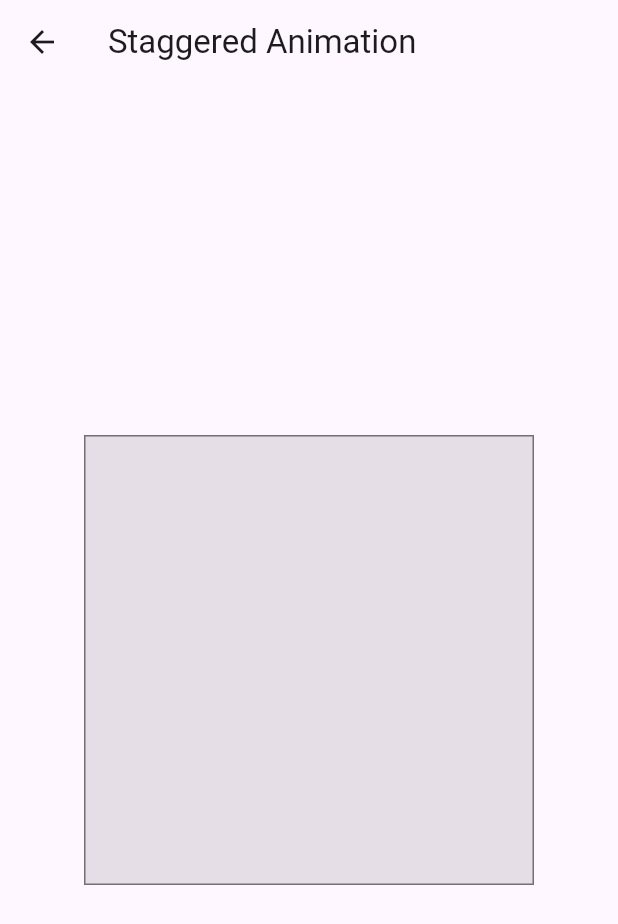
After one commit to OlehChornyi/animations_flutter, a Flutter app: the StaggerDemo screen opened directly, on a phone screen of 412 x 824 dp. The commit adds this screen. Shown: the top 924 px of the screen. Run offline on Flutter 3.47's test engine with Material 3 defaults, Android fonts, the phone set to English and light mode, and no system bars.

Commit message:
2nd: staggered animation

```diff
--- /dev/null
+++ b/lib/explicit_animations/2_staggered_animation.dart
@@ -0,0 +1,140 @@
+import 'package:flutter/material.dart';
+
+class StaggerAnimation extends StatelessWidget {
+  StaggerAnimation({super.key, required this.controller})
+    : opacity = Tween<double>(begin: 0.0, end: 1.0).animate(
+        CurvedAnimation(
+          parent: controller,
+          curve: const Interval(0.0, 0.100, curve: Curves.ease),
+        ),
+      ),
+
+      width = Tween<double>(begin: 50.0, end: 150.0).animate(
+        CurvedAnimation(
+          parent: controller,
+          curve: const Interval(0.125, 0.250, curve: Curves.ease),
+        ),
+      ),
+
+      height = Tween<double>(begin: 50.0, end: 150.0).animate(
+        CurvedAnimation(
+          parent: controller,
+          curve: const Interval(0.250, 0.375, curve: Curves.ease),
+        ),
+      ),
+
+      padding = EdgeInsetsTween(
+        begin: EdgeInsets.all(10.0),
+        end: EdgeInsets.all(80),
+      ).animate(
+        CurvedAnimation(
+          parent: controller,
+          curve: const Interval(0.250, 0.375, curve: Curves.ease),
+        ),
+      ),
+
+      borderRadius = BorderRadiusTween(
+        begin: BorderRadius.circular(4),
+        end: BorderRadius.circular(75),
+      ).animate(
+        CurvedAnimation(
+          parent: controller,
+          curve: const Interval(0.375, 0.500, curve: Curves.ease),
+        ),
+      ),
+
+      color = ColorTween(
+        begin: Color.fromARGB(255, 59, 7, 230),
+        end: Color.fromARGB(255, 226, 6, 6),
+      ).animate(
+        CurvedAnimation(
+          parent: controller,
+          curve: const Interval(0.500, 0.750, curve: Curves.ease),
+        ),
+      );
+
+  final AnimationController controller;
+  final Animation<double> opacity;
+  final Animation<double> width;
+  final Animation<double> height;
+  final Animation<EdgeInsets> padding;
+  final Animation<BorderRadius?> borderRadius;
+  final Animation<Color?> color;
+
+  Widget _buildAnimation(BuildContext context, Widget? child) {
+    return Container(
+      padding: padding.value,
+      alignment: Alignment.bottomCenter,
+      child: Opacity(
+        opacity: opacity.value,
+        child: Container(
+          width: width.value,
+          height: height.value,
+          decoration: BoxDecoration(
+            color: color.value,
+            border: Border.all(color: Colors.indigo[300]!, width: 3),
+            borderRadius: borderRadius.value,
+          ),
+        ),
+      ),
+    );
+  }
+
+  @override
+  Widget build(BuildContext context) {
+    return AnimatedBuilder(builder: _buildAnimation, animation: controller);
+  }
+}
+
+class StaggerDemo extends StatefulWidget {
+  @override
+  State<StaggerDemo> createState() => _StaggerDemoState();
+}
+
+class _StaggerDemoState extends State<StaggerDemo>
+    with TickerProviderStateMixin {
+  late AnimationController _controller;
+
+  @override
+  void initState() {
+    super.initState();
+
+    _controller = AnimationController(
+      duration: const Duration(milliseconds: 2000),
+      vsync: this,
+    );
+  }
+
+  Future<void> _playAnimation() async {
+    try {
+      await _controller.forward().orCancel;
+      await _controller.reverse().orCancel;
+    } on TickerCanceled {
+      // The animation got canceled, probably because it was disposed of.
+    }
+  }
+
+  @override
+  Widget build(BuildContext context) {
+    return Scaffold(
+      appBar: AppBar(title: const Text('Staggered Animation')),
+      body: GestureDetector(
+        behavior: HitTestBehavior.opaque,
+        onTap: () {
+          _playAnimation();
+        },
+        child: Center(
+          child: Container(
+            width: 300,
+            height: 300,
+            decoration: BoxDecoration(
+              color: Colors.black.withValues(alpha: 0.1),
+              border: Border.all(color: Colors.black.withValues(alpha: 0.5)),
+            ),
+            child: StaggerAnimation(controller: _controller),
+          ),
+        ),
+      ),
+    );
+  }
+}
--- a/lib/pages/explicit_animations.dart
+++ b/lib/pages/explicit_animations.dart
@@ -1,4 +1,5 @@
 import 'package:animations_flutter/explicit_animations/1_explicit_animation.dart';
+import 'package:animations_flutter/explicit_animations/2_staggered_animation.dart';
 import 'package:flutter/material.dart';
 
 class ExplicitAnimations extends StatefulWidget {
@@ -28,6 +29,10 @@ class _ExplicitAnimationsState extends State<ExplicitAnimations> {
               onPressed: () => navigator(context, const ExplicitAnimation()),
               child: Text('Explitit Animation'),
             ),
+            ElevatedButton(
+              onPressed: () => navigator(context, StaggerDemo()),
+              child: Text('Staggered Animation'),
+            ),
           ],
         ),
       ),
```
